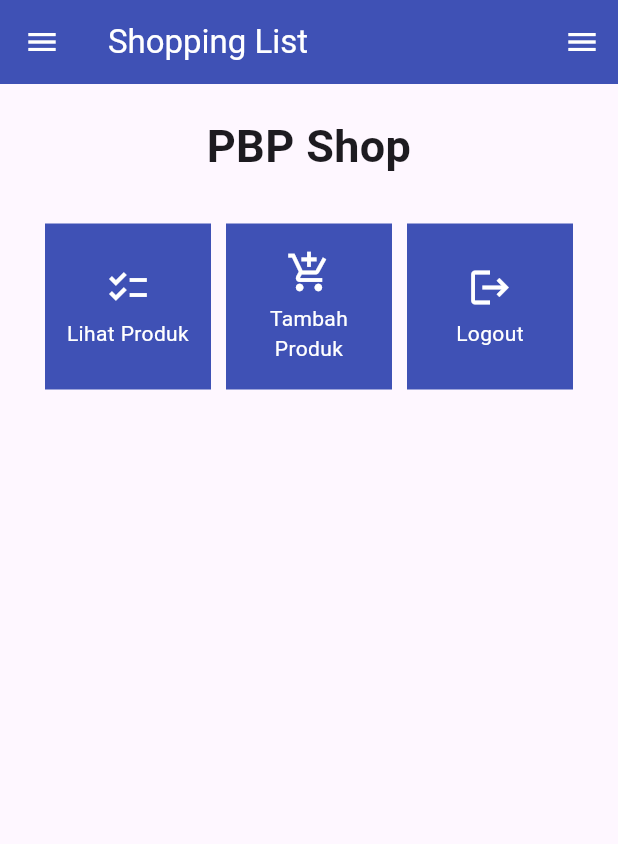
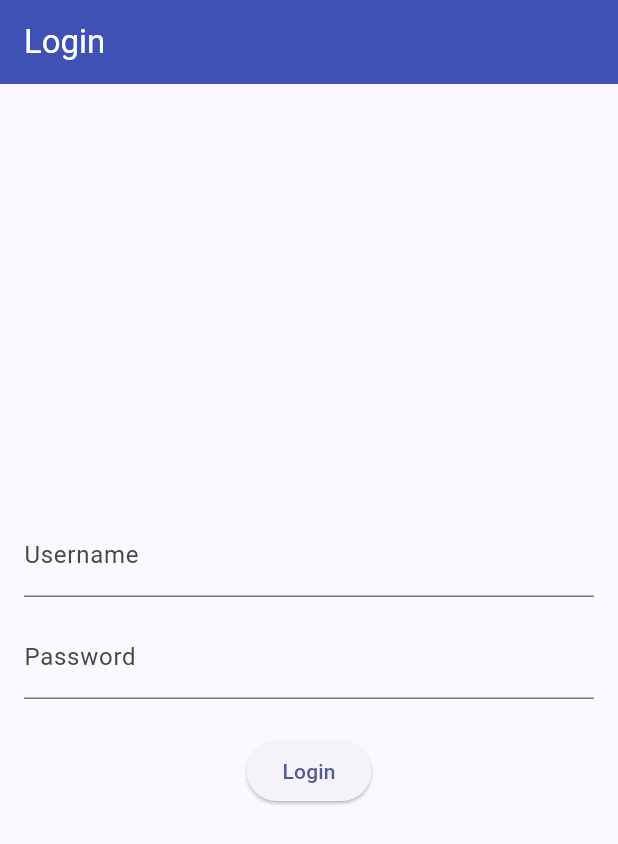
Before and after one commit to riorio805/shoppers-mobile, a Flutter app: the screen it shows after launch, on a phone screen of 412 x 824 dp. Shown: the top 844 px of the screen. Run offline on Flutter 3.47's test engine with Material 2 defaults, Android fonts, the phone set to English and light mode, and no system bars; missing offline and left inert: pbp_django_auth.

Commit message:
tutorial 8 done

```diff
--- a/lib/main.dart
+++ b/lib/main.dart
@@ -1,39 +1,30 @@
 import 'package:flutter/material.dart';
-import 'package:shoppers_mobile/screens/menu.dart';
-import 'package:shoppers_mobile/screens/shoplist_form.dart';
+import 'package:pbp_django_auth/pbp_django_auth.dart';
+import 'package:provider/provider.dart';
+import 'package:shoppers_mobile/screens/login.dart';
 
 void main() {
   runApp(const MyApp());
 }
 
 class MyApp extends StatelessWidget {
-  const MyApp({super.key});
+  const MyApp({Key? key}) : super(key: key);
 
-  // This widget is the root of your application.
   @override
   Widget build(BuildContext context) {
-    return MaterialApp(
-      title: 'Flutter Demo',
-      theme: ThemeData(
-        // This is the theme of your application.
-        //
-        // TRY THIS: Try running your application with "flutter run". You'll see
-        // the application has a blue toolbar. Then, without quitting the app,
-        // try changing the seedColor in the colorScheme below to Colors.green
-        // and then invoke "hot reload" (save your changes or press the "hot
-        // reload" button in a Flutter-supported IDE, or press "r" if you used
-        // the command line to start the app).
-        //
-        // Notice that the counter didn't reset back to zero; the application
-        // state is not lost during the reload. To reset the state, use hot
-        // restart instead.
-        //
-        // This works for code too, not just values: Most code changes can be
-        // tested with just a hot reload.
-        colorScheme: ColorScheme.fromSeed(seedColor: Colors.deepPurple),
-        useMaterial3: true,
+    return Provider(
+      create: (_) {
+        CookieRequest request = CookieRequest();
+        return request;
+      },
+      child: MaterialApp(
+          title: 'Flutter App',
+          theme: ThemeData(
+            colorScheme: ColorScheme.fromSeed(seedColor: Colors.indigo),
+            useMaterial3: true,
+          ),
+          home: LoginPage()
       ),
-      home: MyHomePage(),
     );
   }
 }
--- /dev/null
+++ b/lib/screens/login.dart
@@ -0,0 +1,117 @@
+import 'package:shoppers_mobile/screens/menu.dart';
+import 'package:flutter/material.dart';
+import 'package:pbp_django_auth/pbp_django_auth.dart';
+import 'package:provider/provider.dart';
+
+void main() {
+  runApp(const LoginApp());
+}
+
+class LoginApp extends StatelessWidget {
+  const LoginApp({super.key});
+
+  @override
+  Widget build(BuildContext context) {
+    return MaterialApp(
+      title: 'Login',
+      theme: ThemeData(
+        primarySwatch: Colors.blue,
+      ),
+      home: const LoginPage(),
+    );
+  }
+}
+
+class LoginPage extends StatefulWidget {
+  const LoginPage({super.key});
+
+  @override
+  _LoginPageState createState() => _LoginPageState();
+}
+
+class _LoginPageState extends State<LoginPage> {
+  final TextEditingController _usernameController = TextEditingController();
+  final TextEditingController _passwordController = TextEditingController();
+
+  @override
+  Widget build(BuildContext context) {
+    final request = context.watch<CookieRequest>();
+    return Scaffold(
+      appBar: AppBar(
+        title: const Text('Login'),
+        backgroundColor: Colors.indigo,
+        foregroundColor: Colors.white,
+      ),
+      body: Container(
+        padding: const EdgeInsets.all(16.0),
+        child: Column(
+          mainAxisAlignment: MainAxisAlignment.center,
+          children: [
+            TextField(
+              controller: _usernameController,
+              decoration: const InputDecoration(
+                labelText: 'Username',
+              ),
+            ),
+            const SizedBox(height: 12.0),
+            TextField(
+              controller: _passwordController,
+              decoration: const InputDecoration(
+                labelText: 'Password',
+              ),
+              obscureText: true,
+            ),
+            const SizedBox(height: 24.0),
+            ElevatedButton(
+              onPressed: () async {
+                String username = _usernameController.text;
+                String password = _passwordController.text;
+
+                // Cek kredensial
+                // TODO: Ganti URL dan jangan lupa tambahkan trailing slash (/) di akhir URL!
+                // Untuk menyambungkan Android emulator dengan Django pada localhost,
+                // gunakan URL http://10.0.2.2/
+                print("");
+                final response = await request.login("http://localhost:8000/auth/login/", {
+                  'username': username,
+                  'password': password,
+                });
+
+                if (request.loggedIn) {
+                  String message = response['message'];
+                  String uname = response['username'];
+                  Navigator.pushReplacement(
+                    context,
+                    MaterialPageRoute(builder: (context) => MyHomePage()),
+                  );
+                  ScaffoldMessenger.of(context)
+                    ..hideCurrentSnackBar()
+                    ..showSnackBar(
+                        SnackBar(content: Text("$message Selamat datang, $uname.")));
+                } else {
+                  showDialog(
+                    context: context,
+                    builder: (context) => AlertDialog(
+                      title: const Text('Login Gagal'),
+                      content:
+                      Text(response['message']),
+                      actions: [
+                        TextButton(
+                          child: const Text('OK'),
+                          onPressed: () {
+                            Navigator.pop(context);
+                          },
+                        ),
+                      ],
+                    ),
+                  );
+                }
+              },
+              child: const Text('Login'),
+            ),
+          ],
+        ),
+      ),
+    );
+  }
+}
--- a/lib/screens/menu.dart
+++ b/lib/screens/menu.dart
@@ -5,7 +5,7 @@ import 'package:shoppers_mobile/widgets/shop_card.dart';
 class MyHomePage extends StatelessWidget {
   MyHomePage({Key? key}) : super(key: key);
 
-  final List<ShopItem> shop_items = [
+  final List<ShopItem> shopItems = [
     ShopItem("Lihat Produk", Icons.checklist),
     ShopItem("Tambah Produk", Icons.add_shopping_cart),
     ShopItem("Logout", Icons.logout),
@@ -51,7 +51,7 @@ class MyHomePage extends StatelessWidget {
                 mainAxisSpacing: 10,
                 crossAxisCount: 3,
                 shrinkWrap: true,
-                children: shop_items.map((ShopItem item) {
+                children: shopItems.map((ShopItem item) {
                   // Iterasi untuk setiap item
                   return ShopCard(item);
                 }).toList(),
--- a/pubspec.yaml
+++ b/pubspec.yaml
@@ -35,6 +35,9 @@ dependencies:
   # The following adds the Cupertino Icons font to your application.
   # Use with the CupertinoIcons class for iOS style icons.
   cupertino_icons: ^1.0.2
+  provider: ^6.1.1
+  pbp_django_auth: ^0.3.1
+  http: ^0.13.6
 
 dev_dependencies:
   flutter_test:
```
Also changed, not shown: lib/models/product.dart (added, +69 -0 lines), lib/screens/list_product.dart (added, +103 -0 lines), lib/screens/shoplist_form.dart (+36 -29 lines), lib/widgets/left_drawer.dart (+12 -0 lines), lib/widgets/shop_card.dart (+39 -5 lines), pubspec.lock, 2 other files.
